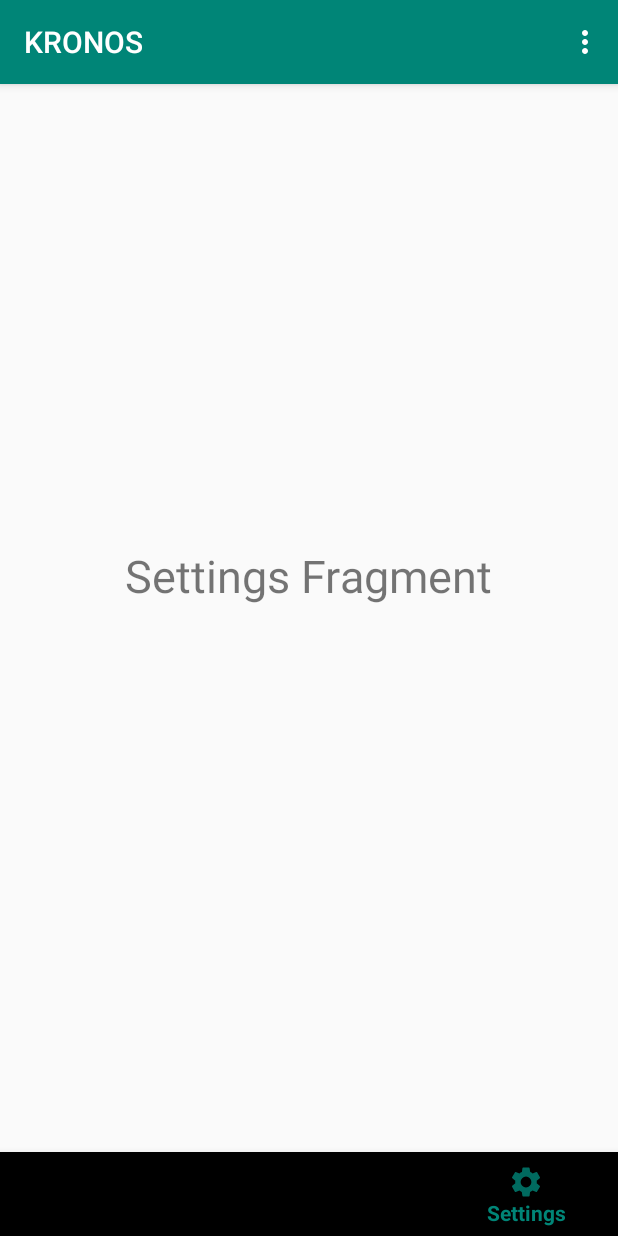
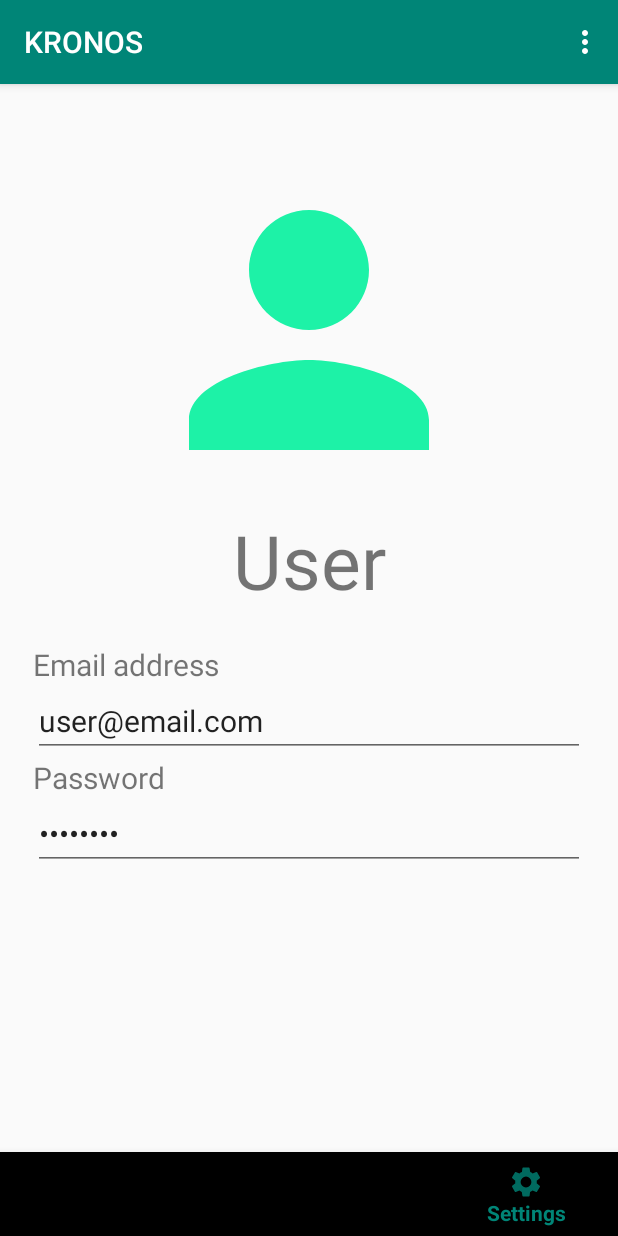
Before and after one commit to Etzernal/Java-1D, an Android app: the screen it shows after launch (MainActivity), item 4 of the bottom bar chosen, on a phone screen of 412 x 824 dp. Run offline under Robolectric (Android 15) with nearby library versions, the light colour scheme and no system bars.

Commit message:
Adds dummy login page

```diff
--- /dev/null
+++ b/Java_1D/app/src/main/res/drawable/ic_person_240dp.xml
@@ -0,0 +1,5 @@
+<vector android:height="240dp" android:tint="#1DF2A7"
+    android:viewportHeight="24.0" android:viewportWidth="24.0"
+    android:width="240dp" xmlns:android="http://schemas.android.com/apk/res/android">
+    <path android:fillColor="#FF000000" android:pathData="M12,12c2.21,0 4,-1.79 4,-4s-1.79,-4 -4,-4 -4,1.79 -4,4 1.79,4 4,4zM12,14c-2.67,0 -8,1.34 -8,4v2h16v-2c0,-2.66 -5.33,-4 -8,-4z"/>
+</vector>
--- a/Java_1D/app/src/main/res/layout/fragment_settings.xml
+++ b/Java_1D/app/src/main/res/layout/fragment_settings.xml
@@ -1,12 +1,78 @@
 <?xml version="1.0" encoding="utf-8"?>
 <RelativeLayout xmlns:android="http://schemas.android.com/apk/res/android"
+    xmlns:app="http://schemas.android.com/apk/res-auto"
+    xmlns:tools="http://schemas.android.com/tools"
     android:layout_width="match_parent"
     android:layout_height="match_parent">
 
-    <TextView
-        android:layout_width="wrap_content"
-        android:layout_height="wrap_content"
-        android:text="Settings Fragment"
-        android:textSize="30sp"
-        android:layout_centerInParent="true"/>
+    <ScrollView
+        android:layout_width="match_parent"
+        android:layout_height="match_parent">
+
+
+        <LinearLayout
+            android:layout_width="match_parent"
+            android:layout_height="wrap_content"
+            android:orientation="vertical">
+
+            <ImageView
+                android:id="@+id/imageView4"
+                android:layout_width="wrap_content"
+                android:layout_height="wrap_content"
+                android:layout_gravity="center_horizontal"
+                android:layout_marginTop="100dp"
+                android:src="@drawable/ic_person_240dp" />
+
+            <TextView
+                android:layout_width="match_parent"
+                android:layout_height="wrap_content"
+                android:text="User"
+                android:textSize="50sp"
+                android:textAlignment="center"
+                android:layout_marginHorizontal="20pt"
+                android:layout_marginBottom="10pt"/>
+
+            <TextView
+                android:id="@+id/login_email"
+                android:layout_width="match_parent"
+                android:layout_height="wrap_content"
+                android:layout_marginHorizontal="10pt"
+                android:text="Email address"
+                android:textSize="20sp"/>
+
+            <EditText
+                android:id="@+id/email_input"
+                android:layout_width="match_parent"
+                android:layout_height="wrap_content"
+                android:layout_marginHorizontal="10pt"
+                android:ems="10"
+                android:inputType="textEmailAddress"
+                android:text="user@email.com"
+                android:textSize="20sp"/>
+
+            <TextView
+                android:id="@+id/login_password"
+                android:layout_width="match_parent"
+                android:layout_height="wrap_content"
+                android:layout_marginHorizontal="10pt"
+                android:text="Password"
+                android:textSize="20sp"/>
+
+            <EditText
+                android:id="@+id/pw_input"
+                android:layout_width="match_parent"
+                android:layout_height="wrap_content"
+                android:layout_marginHorizontal="10pt"
+                android:ems="10"
+                android:inputType="textPassword"
+                android:text="password"
+                android:textSize="20sp"/>
+
+
+        </LinearLayout>
+    </ScrollView>
+
+
+
+
 </RelativeLayout>
```
